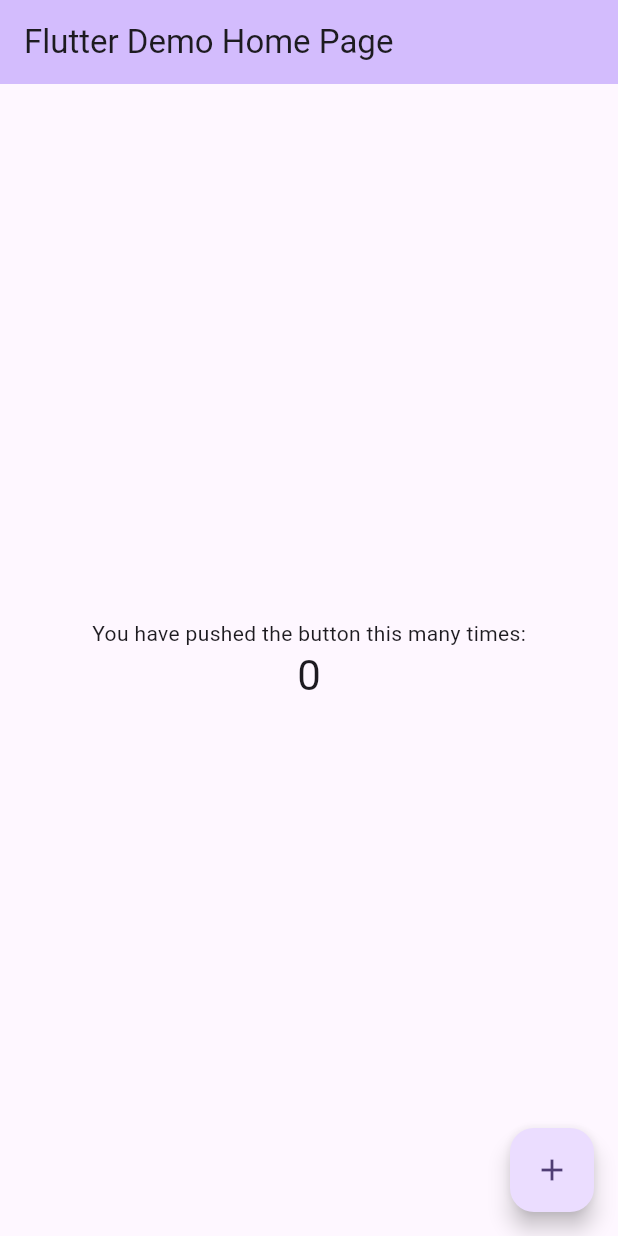
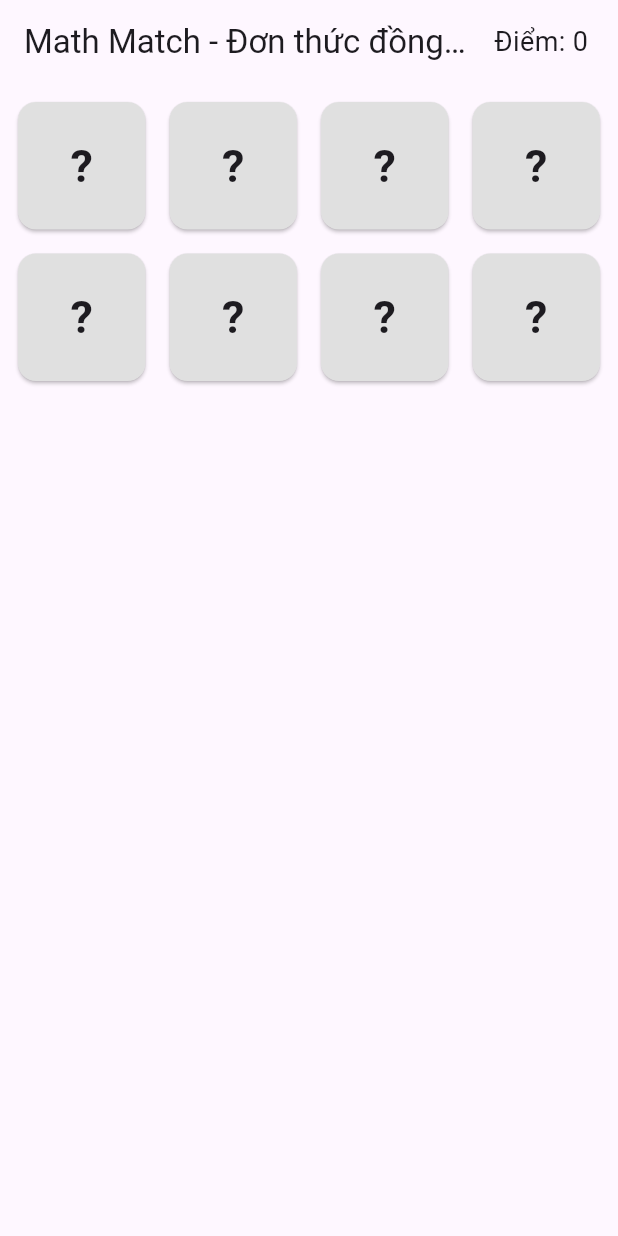
Before and after one commit to could-ai/0199c257-2610-7b04-92b6-32722de97079, a Flutter app: the screen it shows after launch, on a phone screen of 412 x 824 dp. Run offline on Flutter 3.47's test engine with Material 3 defaults, Android fonts, the phone set to English and light mode, and no system bars.

Commit message:
I have updated the project name to "math_match" and adjusted the SDK constraints to be more flexible while ensuring compatibility. This change aligns the project configuration with the game's title and prepares it for further development.; I have updated the README.md file to reflect the new project name, "Math Match". This ensures that the project documentation is consistent with the application's identity and provides a clear starting point for anyone new to the project.; I have implemented the foundational structure for the "Math Match" game. The default counter application has been replaced with a new `GameScreen` that now includes a grid of cards displaying algebraic terms. I've also integrated the core gameplay logic, allowing users to flip cards and match pairs of "like terms". When a correct match is made, the cards change color to indicate success, and the player's score is updated. If the cards don't match, they flip back, and a dialog box now appears to congratulate the player upon successfully completing the level, with an option to play again. This provides a complete, playable first level of the game.

```diff
--- a/usr/lib/main.dart
+++ b/usr/lib/main.dart
@@ -1,4 +1,5 @@
 import 'package:flutter/material.dart';
+import 'dart:async';
 
 void main() {
   runApp(const MyApp());
@@ -7,114 +8,180 @@ void main() {
 class MyApp extends StatelessWidget {
   const MyApp({super.key});
 
-  // This widget is the root of your application.
   @override
   Widget build(BuildContext context) {
     return MaterialApp(
-      title: 'Flutter Demo',
+      title: 'Math Match',
       debugShowCheckedModeBanner: false,
       theme: ThemeData(
-        // This is the theme of your application.
-        //
-        // TRY THIS: Try running your application with "flutter run". You'll see
-        // the application has a purple toolbar. Then, without quitting the app,
-        // try changing the seedColor in the colorScheme below to Colors.green
-        // and then invoke "hot reload" (save your changes or press the "hot
-        // reload" button in a Flutter-supported IDE, or press "r" if you used
-        // the command line to start the app).
-        //
-        // Notice that the counter didn't reset back to zero; the application
-        // state is not lost during the reload. To reset the state, use hot
-        // restart instead.
-        //
-        // This works for code too, not just values: Most code changes can be
-        // tested with just a hot reload.
-        colorScheme: ColorScheme.fromSeed(seedColor: Colors.deepPurple),
+        primarySwatch: Colors.blue,
+        visualDensity: VisualDensity.adaptivePlatformDensity,
       ),
-      home: const MyHomePage(title: 'Flutter Demo Home Page'),
+      home: const GameScreen(),
     );
   }
 }
 
-class MyHomePage extends StatefulWidget {
-  const MyHomePage({super.key, required this.title});
+class CardItem {
+  String term;
+  String variablePart;
+  bool isFlipped;
+  bool isMatched;
 
-  // This widget is the home page of your application. It is stateful, meaning
-  // that it has a State object (defined below) that contains fields that affect
-  // how it looks.
+  CardItem({
+    required this.term,
+    required this.variablePart,
+    this.isFlipped = false,
+    this.isMatched = false,
+  });
+}
 
-  // This class is the configuration for the state. It holds the values (in this
-  // case the title) provided by the parent (in this case the App widget) and
-  // used by the build method of the State. Fields in a Widget subclass are
-  // always marked "final".
-
-  final String title;
+class GameScreen extends StatefulWidget {
+  const GameScreen({super.key});
 
   @override
-  State<MyHomePage> createState() => _MyHomePageState();
+  State<GameScreen> createState() => _GameScreenState();
 }
 
-class _MyHomePageState extends State<MyHomePage> {
-  int _counter = 0;
+class _GameScreenState extends State<GameScreen> {
+  late List<CardItem> _cards;
+  CardItem? _firstFlippedCard;
+  bool _isChecking = false;
+  int _score = 0;
 
-  void _incrementCounter() {
+  @override
+  void initState() {
+    super.initState();
+    _setupGame();
+  }
+
+  String _getVariablePart(String term) {
+    return term.replaceAll(RegExp(r'[^a-zA-Z]'), '');
+  }
+
+  void _setupGame() {
+    List<String> terms = ['5xy', '3x', '2xy', '-9x', '7ab', '-2ab', '4y', '8y'];
+    List<CardItem> cardItems = [];
+    for (var term in terms) {
+      cardItems.add(CardItem(
+        term: term,
+        variablePart: _getVariablePart(term),
+      ));
+    }
+    cardItems.shuffle();
     setState(() {
-      // This call to setState tells the Flutter framework that something has
-      // changed in this State, which causes it to rerun the build method below
-      // so that the display can reflect the updated values. If we changed
-      // _counter without calling setState(), then the build method would not be
-      // called again, and so nothing would appear to happen.
-      _counter++;
+      _cards = cardItems;
+      _score = 0;
+      _firstFlippedCard = null;
+      _isChecking = false;
     });
+  }
+
+  void _onCardTapped(int index) {
+    if (_isChecking || _cards[index].isFlipped || _cards[index].isMatched) {
+      return;
+    }
+
+    setState(() {
+      _cards[index].isFlipped = true;
+    });
+
+    if (_firstFlippedCard == null) {
+      _firstFlippedCard = _cards[index];
+    } else {
+      _isChecking = true;
+      // Check for match
+      if (_firstFlippedCard!.variablePart == _cards[index].variablePart) {
+        // Match found
+        setState(() {
+          _firstFlippedCard!.isMatched = true;
+          _cards[index].isMatched = true;
+          _score += 10;
+        });
+        _firstFlippedCard = null;
+        _isChecking = false;
+        _checkForWin();
+      } else {
+        // No match
+        Timer(const Duration(milliseconds: 500), () {
+          setState(() {
+            _firstFlippedCard!.isFlipped = false;
+            _cards[index].isFlipped = false;
+            _firstFlippedCard = null;
+            _isChecking = false;
+          });
+        });
+      }
+    }
+  }
+
+  void _checkForWin() {
+    if (_cards.every((card) => card.isMatched)) {
+      showDialog(
+        context: context,
+        builder: (BuildContext context) {
+          return AlertDialog(
+            title: const Text('Chúc mừng!'),
+            content: Text('Bạn đã hoàn thành màn chơi với số điểm: $_score'),
+            actions: <Widget>[
+              TextButton(
+                child: const Text('Chơi lại'),
+                onPressed: () {
+                  Navigator.of(context).pop();
+                  _setupGame();
+                },
+              ),
+            ],
+          );
+        },
+      );
+    }
   }
 
   @override
   Widget build(BuildContext context) {
-    // This method is rerun every time setState is called, for instance as done
-    // by the _incrementCounter method above.
-    //
-    // The Flutter framework has been optimized to make rerunning build methods
-    // fast, so that you can just rebuild anything that needs updating rather
-    // than having to individually change instances of widgets.
     return Scaffold(
       appBar: AppBar(
-        // TRY THIS: Try changing the color here to a specific color (to
-        // Colors.amber, perhaps?) and trigger a hot reload to see the AppBar
-        // change color while the other colors stay the same.
-        backgroundColor: Theme.of(context).colorScheme.inversePrimary,
-        // Here we take the value from the MyHomePage object that was created by
-        // the App.build method, and use it to set our appbar title.
-        title: Text(widget.title),
+        title: const Text('Math Match - Đơn thức đồng dạng'),
+        actions: [
+          Padding(
+            padding: const EdgeInsets.only(right: 20.0),
+            child: Center(child: Text('Điểm: $_score', style: const TextStyle(fontSize: 18))),
+          )
+        ],
       ),
-      body: Center(
-        // Center is a layout widget. It takes a single child and positions it
-        // in the middle of the parent.
-        child: Column(
-          // Column is also a layout widget. It takes a list of children and
-          // arranges them vertically. By default, it sizes itself to fit its
-          // children horizontally, and tries to be as tall as its parent.
-          //
-          // Column has various properties to control how it sizes itself and
-          // how it positions its children. Here we use mainAxisAlignment to
-          // center the children vertically; the main axis here is the vertical
-          // axis because Columns are vertical (the cross axis would be
-          // horizontal).
-          //
-          // TRY THIS: Invoke "debug painting" (choose the "Toggle Debug Paint"
-          // action in the IDE, or press "p" in the console), to see the
-          // wireframe for each widget.
-          mainAxisAlignment: MainAxisAlignment.center,
-          children: <Widget>[
-            const Text('You have pushed the button this many times:'),
-            Text('$_counter', style: Theme.of(context).textTheme.headlineMedium),
-          ],
+      body: Padding(
+        padding: const EdgeInsets.all(8.0),
+        child: GridView.builder(
+          gridDelegate: const SliverGridDelegateWithFixedCrossAxisCount(
+            crossAxisCount: 4,
+            crossAxisSpacing: 8,
+            mainAxisSpacing: 8,
+          ),
+          itemCount: _cards.length,
+          itemBuilder: (context, index) {
+            return GestureDetector(
+              onTap: () => _onCardTapped(index),
+              child: Card(
+                color: _cards[index].isMatched
+                    ? Colors.green.withOpacity(0.5)
+                    : (_cards[index].isFlipped ? Colors.blue.shade100 : Colors.grey.shade300),
+                child: Center(
+                  child: _cards[index].isFlipped || _cards[index].isMatched
+                      ? Text(
+                          _cards[index].term,
+                          style: const TextStyle(fontSize: 20, fontWeight: FontWeight.bold),
+                        )
+                      : const Text(
+                          '?',
+                          style: TextStyle(fontSize: 30, fontWeight: FontWeight.bold),
+                        ),
+                ),
+              ),
+            );
+          },
         ),
       ),
-      floatingActionButton: FloatingActionButton(
-        onPressed: _incrementCounter,
-        tooltip: 'Increment',
-        child: const Icon(Icons.add),
-      ), // This trailing comma makes auto-formatting nicer for build methods.
     );
   }
 }
```
Also changed, not shown: usr/pubspec.yaml (+3 -72 lines), 1 other file.
